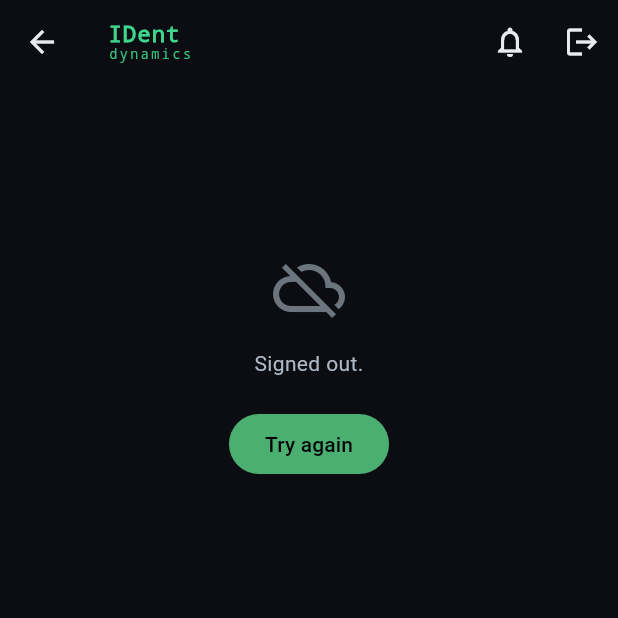
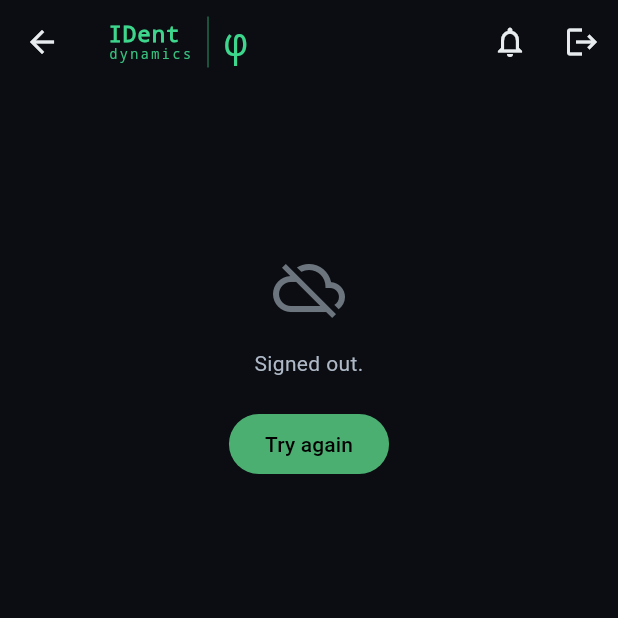
Before and after one commit to energy-master/ident_mobile, a Flutter app: the StreamsScreen screen opened directly, on a phone screen of 412 x 824 dp, the top half of it. Run offline on Flutter 3.47's test engine with Material 3 defaults, Android fonts, the phone set to English and light mode, and no system bars; our stand-ins replace cached_network_image, flutter_cache_manager, flutter_map, flutter_riverpod, flutter_secure_storage, latlong2; accounts and stored records are empty.

Commit message:
Close the header lockup with the φ it was missing
#app-logo is `IDent dynamics | <mark>`, where the mark is the account's
company logo when the lead has uploaded one and the φ when not — the logo
replaces the φ and keeps the divider, rather than joining it. BrandingRow
had the substitution the wrong way round: it drew the divider only when a
logo existed, so goident.ai, where most accounts have no lead logo,
showed a bare wordmark and no φ at all. The sign-in screen had the same
gap against .auth-logo in login.php.

Both now share one IdentLockup, which is the point — the app bar and the
sign-in screen differ only in scale in the web, and keeping them on
separate widgets is how they drifted apart in the first place.

The φ is Courier, not the wordmark's monospace, and the divider is the
wordmark's own green at 0.45 rather than the neutral white it had been.
Dropped the CSS's line-height:1, which exists there to stop an inline box
adding leading in a flex row and here would only crop Courier's
descender.

Slow and failed logo loads now fall back to the φ instead of collapsing
to a gap, so the lockup is never caught half-drawn — the same end the web
reaches from the other direction, rendering the φ and swapping the mark
in once it resolves.

Co-Authored-By: Claude Opus 5 <noreply@anthropic.com>

```diff
--- a/lib/src/ui/ident_logo.dart
+++ b/lib/src/ui/ident_logo.dart
@@ -55,11 +55,104 @@ class IdentLogo extends StatelessWidget {
   }
 }
 
-/// The IDent wordmark, then the company logo when the account's lead has one.
+/// The φ that closes the lockup.
 ///
-/// Failure is silent: a missing or slow logo collapses to the wordmark alone
-/// rather than showing a broken-image box or a gap, because branding is
-/// decoration and must never read as an error.
+/// `.logo-phi` in styles.css:956 — Courier rather than the wordmark's monospace,
+/// and set light. Courier ships no light weight, so the web asking for 200 gets
+/// regular; the stroke reads thin because Courier is thin, not because a weight
+/// was found. Asking for w300 here rather than w200 keeps Flutter from
+/// synthesising one.
+///
+/// This is also the app icon (see `tool/generate_icons.py`), which is the point:
+/// the mark on the home screen is the mark that closes the header.
+class IdentPhi extends StatelessWidget {
+  const IdentPhi({super.key, this.scale = 1});
+
+  /// Matches [IdentLogo.scale] — 2.4rem against the wordmark's 1.35rem.
+  final double scale;
+
+  @override
+  Widget build(BuildContext context) {
+    return Text(
+      'φ',
+      style: TextStyle(
+        color: identGreen,
+        fontFamily: 'Courier New',
+        fontFamilyFallback: const ['Courier', 'monospace'],
+        fontWeight: FontWeight.w300,
+        fontSize: 15 * (2.4 / 1.35) * scale,
+        // No `height: 1` despite the CSS. There it stops an inline box adding
+        // leading inside a flex row; here it would crop the line box below
+        // Courier's descender, and φ has one. The extra space is transparent
+        // and the glyph is top-anchored, so it costs nothing visible.
+      ),
+    );
+  }
+}
+
+/// The full mark: wordmark, divider, and a closing glyph.
+///
+/// One lockup, because the web has one. `#app-logo` in index.php and
+/// `.auth-logo` on the sign-in pages differ only in size — both are
+/// `IDent dynamics | φ`, and both swap a company mark in for the φ when the
+/// install or the account has one. Keeping the sign-in screen and the app bar on
+/// this single widget is what stops them drifting into two different marks.
+///
+/// [mark] replaces the φ; it does not sit beside it. The divider stays either
+/// way, so the lockup reads as one unit at every size:
+///
+///     IDent dynamics  |  φ         the hosted install, no lead logo
+///     IDent dynamics  |  <logo>    a client implementation
+class IdentLockup extends StatelessWidget {
+  const IdentLockup({super.key, this.scale = 1, this.mark});
+
+  final double scale;
+
+  /// What closes the lockup. Null gives the φ, which is the default state on
+  /// goident.ai rather than an edge case.
+  final Widget? mark;
+
+  @override
+  Widget build(BuildContext context) {
+    // 0.6rem against the wordmark's 1.35rem, either side of the rule.
+    final gap = 10.0 * scale;
+
+    return IntrinsicHeight(
+      child: Row(
+        mainAxisSize: MainAxisSize.min,
+        // `align-items: stretch`, so the divider spans the wordmark; the glyph
+        // beside it is pulled back to the top below.
+        crossAxisAlignment: CrossAxisAlignment.stretch,
+        children: [
+          Align(alignment: Alignment.centerLeft, child: IdentLogo(scale: scale)),
+          SizedBox(width: gap),
+          // currentColor at 0.45 — the rule is the wordmark's own green, not a
+          // neutral divider. A hairline at every scale, as in the CSS.
+          Container(width: 1, color: identGreen.withValues(alpha: 0.45)),
+          SizedBox(width: gap),
+          Align(
+            // `align-self: flex-start`: the closing glyph sits in line with
+            // "IDent" rather than floating against the middle of the wordmark.
+            alignment: Alignment.topLeft,
+            child: mark ?? IdentPhi(scale: scale),
+          ),
+        ],
+      ),
+    );
+  }
+}
+
+/// The lockup as the app bar wears it, closed by the account's company logo when
+/// the lead has uploaded one.
+///
+/// The divider used to be drawn only alongside a logo, which left goident.ai —
+/// where most accounts have no lead logo — showing a bare wordmark and no φ.
+///
+/// Failure is silent, and now has somewhere to fall back to: a missing or slow
+/// logo shows the φ rather than a broken-image box or a gap, so the lockup is
+/// never caught mid-way and branding never reads as an error. That is also how
+/// the web arrives at it — the SPA renders the φ and a script swaps the mark in
+/// once it resolves (auth.php:145).
 class BrandingRow extends StatelessWidget {
   const BrandingRow({super.key, this.logoUrl, this.companyName});
 
@@ -69,16 +162,10 @@ class BrandingRow extends StatelessWidget {
   @override
   Widget build(BuildContext context) {
     final url = logoUrl;
+    if (url == null) return const IdentLockup();
 
-    return Row(
-      mainAxisSize: MainAxisSize.min,
-      children: [
-        const IdentLogo(),
-        if (url != null) ...[
-          const SizedBox(width: 10),
-          Container(width: 1, height: 26, color: const Color(0x3DFFFFFF)),
-          const SizedBox(width: 10),
-          ConstrainedBox(
+    return IdentLockup(
+      mark: ConstrainedBox(
         constraints: const BoxConstraints(maxHeight: 28, maxWidth: 120),
         child: Image.network(
           url,
@@ -86,13 +173,11 @@ class BrandingRow extends StatelessWidget {
           semanticLabel: (companyName == null || companyName!.isEmpty)
               ? 'Company logo'
               : '$companyName logo',
-              errorBuilder: (_, _, _) => const SizedBox.shrink(),
+          errorBuilder: (_, _, _) => const IdentPhi(),
           loadingBuilder: (context, child, progress) =>
-                  progress == null ? child : const SizedBox.shrink(),
+              progress == null ? child : const IdentPhi(),
         ),
       ),
-        ],
-      ],
     );
   }
 }
--- a/lib/src/ui/login_screen.dart
+++ b/lib/src/ui/login_screen.dart
@@ -237,7 +237,10 @@ class _LoginScreenState extends ConsumerState<LoginScreen> {
                       // The real wordmark rather than a generic icon — this is the
                       // first thing a user sees, so it should be the product's own
                       // mark, at splash scale.
-                      const Center(child: IdentLogo(scale: 2.4)),
+                      // The full lockup, φ included — `.auth-logo` in
+                      // login.php carries the same mark as the app bar, only
+                      // larger.
+                      const Center(child: IdentLockup(scale: 2.4)),
                       const SizedBox(height: 20),
                       const Text(
                         'Sign in to monitor your streams',
```
Lines whose indentation alone changed are shown as unchanged.
